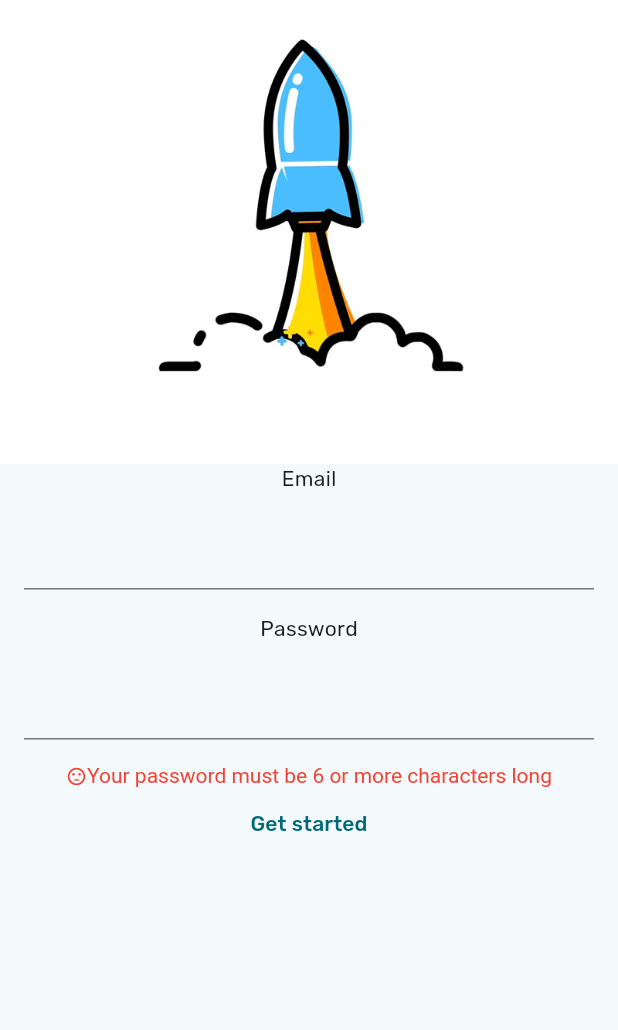
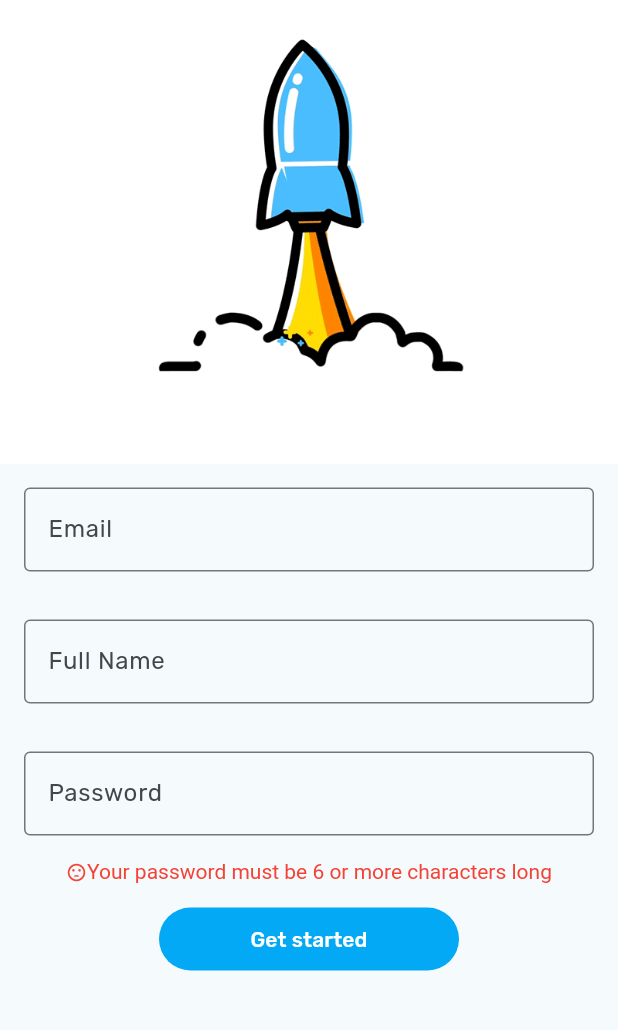
Before and after one commit to crhsidea/tamuhack24, a Flutter app: the SignupPage screen opened directly, on a phone screen of 412 x 824 dp, the part 84-1114 px from its top. Run offline on Flutter 3.47's test engine with Material 3 defaults, Android fonts, the phone set to English and light mode, and no system bars; our stand-ins replace file_picker, modal_bottom_sheet, persistent_bottom_nav_bar, supabase_flutter; missing offline and left inert: current_location, dynamic_form; accounts and stored records are empty; network calls fail.

Commit message:
Full name in sign-up form, and full name is displayed in profile page

```diff
--- a/lib/pages/signup.dart
+++ b/lib/pages/signup.dart
@@ -12,6 +12,7 @@ class SignupPage extends StatefulWidget {
 class SignupPageState extends State<SignupPage> {
   final emailController = TextEditingController();
   final passwordController = TextEditingController();
+  final nameController = TextEditingController();
 
   bool passOk = false;
   @override
@@ -31,14 +32,26 @@ class SignupPageState extends State<SignupPage> {
         body: Center(
             child: Column(children: [
           Image(image: AssetImage("images/rocket_launch.gif")),
-          const Text("Email"),
           Padding(
             padding: EdgeInsets.all(16.0),
             child: TextField(
               controller: emailController,
+              decoration: InputDecoration(
+                border: OutlineInputBorder(),
+                hintText: 'Email',
               ),
             ),
-          const Text("Password"),
+          ),
+          Padding(
+            padding: EdgeInsets.all(16.0),
+            child: TextField(
+              controller: nameController,
+              decoration: InputDecoration(
+                border: OutlineInputBorder(),
+                hintText: 'Full Name',
+              ),
+            ),
+          ),
           Padding(
             padding: EdgeInsets.all(16.0),
             child: TextField(
@@ -47,7 +60,12 @@ class SignupPageState extends State<SignupPage> {
                 setState(() {
                   passOk = text.length >= 6;
                 });
-                }),
+              },
+              decoration: InputDecoration(
+                border: OutlineInputBorder(),
+                hintText: 'Password',
+              ),
+            ),
           ),
           RichText(
               text: TextSpan(children: [
@@ -64,8 +82,18 @@ class SignupPageState extends State<SignupPage> {
               style: TextStyle(color: passOk ? Colors.green : Colors.red),
             )
           ])),
-          TextButton(
-              child: const Text("Get started"),
+          SizedBox(height: 16),
+          SizedBox(
+            height: 42,
+            width: 200,
+            child: TextButton(
+                style: ButtonStyle(
+                    backgroundColor:
+                        MaterialStatePropertyAll<Color>(Colors.lightBlue)),
+                child: const Text(
+                  "Get started",
+                  style: TextStyle(color: Colors.white),
+                ),
                 onPressed: () async {
                   try {
                     final AuthResponse res = await supabase.auth.signUp(
@@ -73,11 +101,15 @@ class SignupPageState extends State<SignupPage> {
                       password: passwordController.text,
                     );
                     await supabase.from("profiles").update({
-                    'username': supabase.auth.currentUser!.email!.split("@")[0]
+                      'username':
+                          supabase.auth.currentUser!.email!.split("@")[0],
+                      'full_name': nameController.text
                     }).match({'id': supabase.auth.currentUser?.id});
 
-                  Navigator.push(context,
-                      MaterialPageRoute(builder: (context) => MainScreenNav()));
+                    Navigator.push(
+                        context,
+                        MaterialPageRoute(
+                            builder: (context) => MainScreenNav()));
                   } on AuthException catch (e) {
                     showDialog(
                       context: context,
@@ -105,7 +137,8 @@ class SignupPageState extends State<SignupPage> {
                       },
                     );
                   }
-              })
+                }),
+          )
         ])));
   }
 }
```
Also changed, not shown: lib/pages/navscreens/applications.dart (+17 -7 lines), lib/pages/navscreens/profile.dart (+16 -9 lines). Lines whose indentation alone changed are shown as unchanged.
